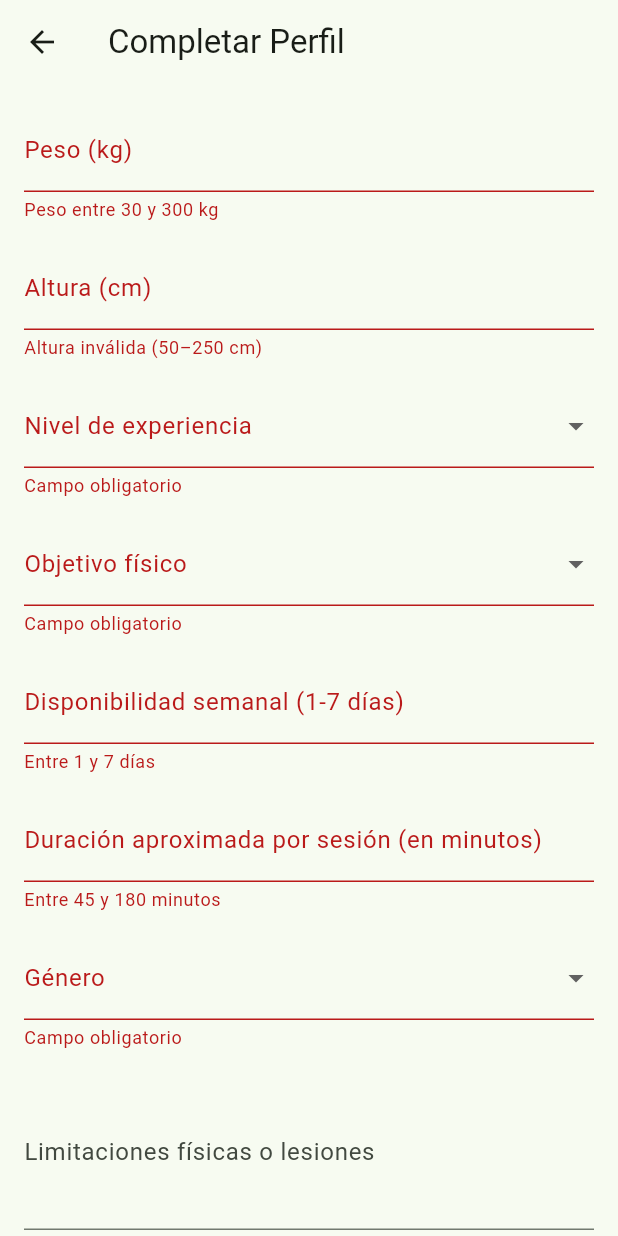
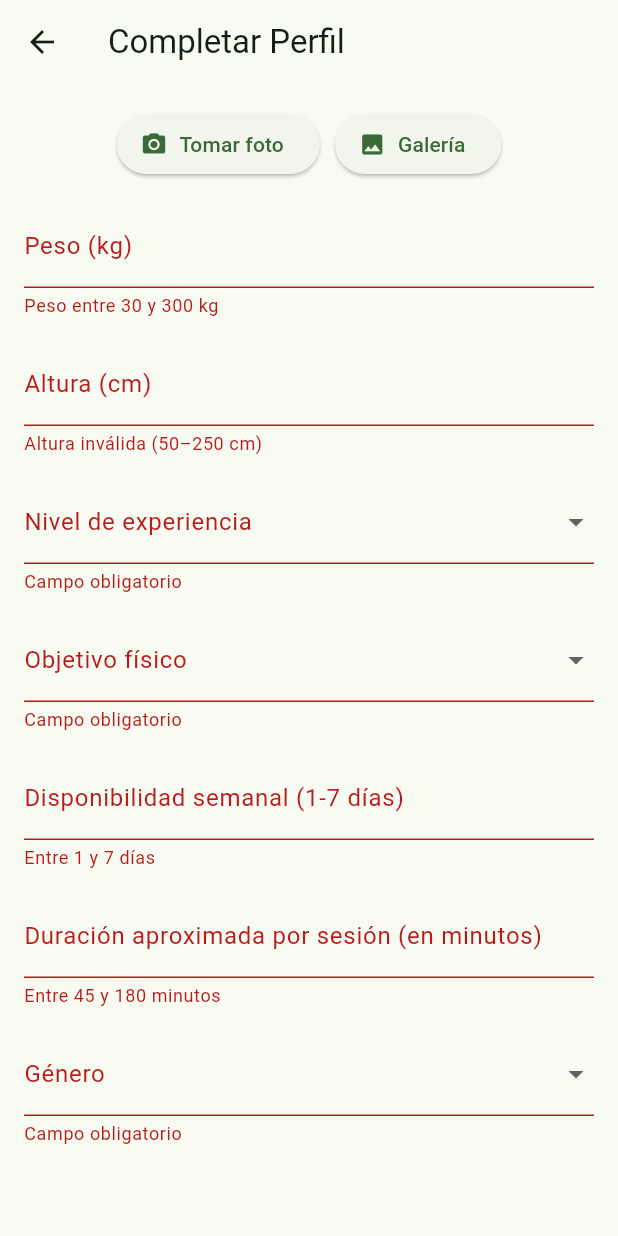
Before and after one commit to franmach/gymtrack_app, a Flutter app: the CompletarPerfilScreen screen opened directly with empty values, after a tap on "Guardar y continuar", on a phone screen of 412 x 824 dp. Run offline on Flutter 3.47's test engine with Material 3 defaults, Android fonts, the phone set to English and light mode, and no system bars; our stand-ins replace cloud_firestore, firebase_auth, firebase_core, firebase_storage, flutter_dotenv, google_generative_ai and 1 more; accounts and stored records are empty.

Commit message:
feat: mejoras en completar perfil, generación de rutina e imagen de perfil
Validaciones en completar_perfil.dart:
- Se validan nuevos criterios:
  - Fecha de nacimiento: mínimo 10 años
  - Disponibilidad semanal: debe estar entre 1 y 7
  - Objetivo: se valida que pertenezca a la lista predefinida
- Eliminado el uso innecesario de objetivoController
- Uso de texto en rojo para mostrar errores como en los demás campos

Separación de lógica y servicio:
- Creado RutinaService para manejar la lógica de generación de rutina desde perfil
- Movida la lógica fuera de completar_perfil.dart para dejar el flujo más limpio
- Permite reutilizar generación de rutina desde otros flujos a futuro

Pantalla de mis rutinas:
- Agregada pantalla MisRutinasScreen
- Consulta en Firestore por UID actual y muestra las rutinas creadas
- Preparada para integración futura con generación múltiple

Imagen de perfil:
- Agregado botón para seleccionar imagen desde la galería
- Agregado botón para tomar foto con la cámara (considera permisos)
- Imagen seleccionada o tomada se previsualiza antes de guardar
- Imagen se sube a Firebase Storage en la ruta `usuarios/{uid}.jpg`
- Si la imagen se sube correctamente, se guarda su URL en Firestore
- En el perfil se muestra imagen de red o un placeholder si no existe

```diff
--- a/lib/screens/auth/register_screen.dart
+++ b/lib/screens/auth/register_screen.dart
@@ -12,7 +12,6 @@ class RegisterScreen extends StatefulWidget {
 
 class _RegisterScreenState extends State<RegisterScreen> {
   final _registerKey = GlobalKey<FormState>();
-  // Acá van: GlobalKey<FormState>, controladores, variables, etc.
   String email = '';
   String nombre = '';
   String apellido = '';
@@ -93,8 +92,9 @@ class _RegisterScreenState extends State<RegisterScreen> {
         MaterialPageRoute(builder: (_) => CompletarPerfilScreen(uid: uid)),
       );
     } catch (e) {
+      final errorMsg = e.toString().replaceAll('Exception: ', '');
       ScaffoldMessenger.of(context).showSnackBar(
-        SnackBar(content: Text('Error: ${e.toString()}')),
+        SnackBar(content: Text(errorMsg)),
       );
     }
   }
--- a/lib/screens/perfil/completar_perfil.dart
+++ b/lib/screens/perfil/completar_perfil.dart
@@ -1,9 +1,10 @@
 import 'package:flutter/material.dart';
 import 'package:cloud_firestore/cloud_firestore.dart';
 import 'package:gymtrack_app/screens/perfil/perfil_screen.dart';
-import 'dart:convert';
-import 'package:gymtrack_app/models/usuario.dart';
 import 'package:gymtrack_app/services/ai_service.dart';
+import 'dart:io';
+import 'package:image_picker/image_picker.dart';
+import 'package:firebase_storage/firebase_storage.dart';
 
 class CompletarPerfilScreen extends StatefulWidget {
   final String uid;
@@ -23,8 +24,10 @@ class _CompletarPerfilScreenState extends State<CompletarPerfilScreen> {
   String nivelExperiencia = '';
   String objetivo = '';
   String genero = '';
-  String lesiones = '';
+  String textoLesiones = '';
+  List<String>? lesionesProcesadas;
   int minPorSesion = 0;
+  File? imagenSeleccionada;
 
   final niveles = [
     'Principiante (0–1 año)',
@@ -46,9 +49,55 @@ class _CompletarPerfilScreenState extends State<CompletarPerfilScreen> {
     'Prefiero no decirlo',
   ];
 
+  Future<void> _seleccionarImagen() async {
+    final picker = ImagePicker();
+    final pickedFile = await picker.pickImage(source: ImageSource.gallery);
+
+    if (pickedFile != null) {
+      setState(() {
+        imagenSeleccionada = File(pickedFile.path);
+      });
+    }
+  }
+
+  Future<void> tomarFotoConCamara() async {
+    final picker = ImagePicker();
+    final pickedFile = await picker.pickImage(source: ImageSource.camera);
+
+    if (pickedFile != null) {
+      setState(() {
+        imagenSeleccionada = File(pickedFile.path);
+      });
+    } else {
+      print('No se seleccionó ninguna imagen.');
+    }
+  }
+
   Future<void> _guardarPerfil() async {
     if (!_formKey.currentState!.validate()) return;
     _formKey.currentState!.save();
+
+    final ai = AiService();
+    lesionesProcesadas = await ai.analizarLesionesConGemini(textoLesiones);
+
+    String? urlImagen;
+
+    // ✅ SUBIR IMAGEN A STORAGE SI HAY UNA
+    try {
+      if (imagenSeleccionada != null && imagenSeleccionada!.existsSync()) {
+        final storageRef = FirebaseStorage.instance
+            .ref()
+            .child('usuarios')
+            .child('${widget.uid}.jpg');
+
+        final uploadTask = storageRef.putFile(imagenSeleccionada!);
+
+        final snapshot = await uploadTask.whenComplete(() => null);
+        urlImagen = await snapshot.ref.getDownloadURL();
+      }
+    } catch (e) {
+      print("❌ Error al subir imagen: $e");
+    }
 
     try {
       await FirebaseFirestore.instance
@@ -62,39 +111,10 @@ class _CompletarPerfilScreenState extends State<CompletarPerfilScreen> {
         'nivelExperiencia': nivelExperiencia,
         'objetivo': objetivo,
         'genero': genero,
-        'lesiones': lesiones,
+        'lesiones': lesionesProcesadas,
         'perfilCompleto': true,
+        if (urlImagen != null) 'imagen_url': urlImagen,
       });
-
-      //Obtener datos desde Firestore
-      final doc = await FirebaseFirestore.instance
-          .collection('usuarios')
-          .doc(widget.uid)
-          .get();
-      final data = doc.data();
-
-      //Construir el objeto Usuario
-      final usuario = Usuario(
-        uid: widget.uid,
-        nombre: data?['nombre'] ?? '',
-        apellido: data?['apellido'] ?? '',
-        email: data?['email'] ?? '',
-        edad: data?['edad'] ?? 0,
-        peso: peso,
-        altura: altura,
-        disponibilidadSemanal: disponibilidad,
-        minPorSesion: minPorSesion,
-        nivelExperiencia: nivelExperiencia,
-        objetivo: objetivo,
-        genero: genero,
-        lesiones: lesiones,
-        rol: data?['rol'] ?? 'alumno',
-        fechaRegistro:
-            DateTime.tryParse(data?['fechaRegistro'] ?? '') ?? DateTime.now(),
-      );
-
-// 3. Generar rutina con IA
-      await generarRutinaDesdePerfil(usuario);
 
       ScaffoldMessenger.of(context).showSnackBar(
         const SnackBar(content: Text('Perfil completado con éxito')),
@@ -108,44 +128,6 @@ class _CompletarPerfilScreenState extends State<CompletarPerfilScreen> {
       ScaffoldMessenger.of(context).showSnackBar(
         SnackBar(content: Text('Error al guardar perfil: $e')),
       );
-    }
-  }
-
-  Future<void> generarRutinaDesdePerfil(Usuario usuario) async {
-    print('Llamando a Gemini...');
-    final ai = AiService();
-
-    try {
-      final rutinaJson = await ai.generarRutinaComoJson(
-        edad: usuario.edad,
-        peso: usuario.peso,
-        altura: usuario.altura,
-        nivel: usuario.nivelExperiencia,
-        objetivo: usuario.objetivo,
-        dias: usuario.disponibilidadSemanal,
-        minPorSesion: usuario.minPorSesion,
-        genero: usuario.genero,
-        lesiones: usuario.lesiones ?? '',
-      );
-
-      await FirebaseFirestore.instance
-          .collection('rutinas')
-          .doc(usuario.uid)
-          .set({
-        'uid': usuario.uid,
-        'fecha_generacion': DateTime.now().toIso8601String(),
-        'objetivo': usuario.objetivo,
-        'nivel': usuario.nivelExperiencia,
-        'dias_por_semana': usuario.disponibilidadSemanal,
-        'min_por_sesion': usuario.minPorSesion,
-        'es_actual': true,
-        'rutina': rutinaJson['rutina'],
-      });
-
-      print('✅ Rutina generada y guardada correctamente');
-    } catch (e) {
-      print('❌ Error al generar rutina: $e');
-      rethrow;
     }
   }
 
@@ -164,6 +146,25 @@ class _CompletarPerfilScreenState extends State<CompletarPerfilScreen> {
                 child: Column(
                   mainAxisSize: MainAxisSize.min,
                   children: [
+                    Row(
+                      mainAxisAlignment: MainAxisAlignment.center,
+                      children: [
+                        ElevatedButton.icon(
+                          onPressed: tomarFotoConCamara,
+                          icon: const Icon(Icons.camera_alt),
+                          label: const Text('Tomar foto'),
+                        ),
+                        const SizedBox(width: 10),
+                        ElevatedButton.icon(
+                          onPressed: _seleccionarImagen,
+                          icon: const Icon(Icons.photo),
+                          label: const Text('Galería'),
+                        ),
+                      ],
+                    ),
+                    if (imagenSeleccionada != null)
+                      Image.file(imagenSeleccionada!, height: 150),
+                    const SizedBox(height: 16),
                     TextFormField(
                       decoration: const InputDecoration(labelText: 'Peso (kg)'),
                       keyboardType: TextInputType.number,
@@ -262,7 +263,7 @@ class _CompletarPerfilScreenState extends State<CompletarPerfilScreen> {
                       decoration: const InputDecoration(
                           labelText: 'Limitaciones físicas o lesiones'),
                       maxLines: 3,
-                      onSaved: (value) => lesiones = value ?? '',
+                      onSaved: (value) => textoLesiones = value?.trim() ?? '',
                     ),
                     SizedBox(height: 32),
                     ElevatedButton(
--- a/pubspec.yaml
+++ b/pubspec.yaml
@@ -14,6 +14,7 @@ dependencies:
   firebase_auth: ^4.19.1
   cloud_firestore: ^4.17.5
   firebase_storage: ^11.7.3
+  image_picker: ^1.0.4
 
   # Estado y configuración
   provider: ^6.1.2
```
Also changed, not shown: lib/models/usuario.dart (+27 -5 lines), lib/screens/perfil/perfil_screen.dart (+50 -24 lines), lib/screens/rutina/mis_rutinas_screen.dart (added, +111 -0 lines), lib/screens/rutina/rutina_screen.dart (+7 -3 lines), lib/services/ai_service.dart (+52 -8 lines), lib/services/auth_service.dart (+10 -0 lines), lib/services/rutina_service.dart (added, +54 -0 lines), pubspec.lock, 10 other files.
